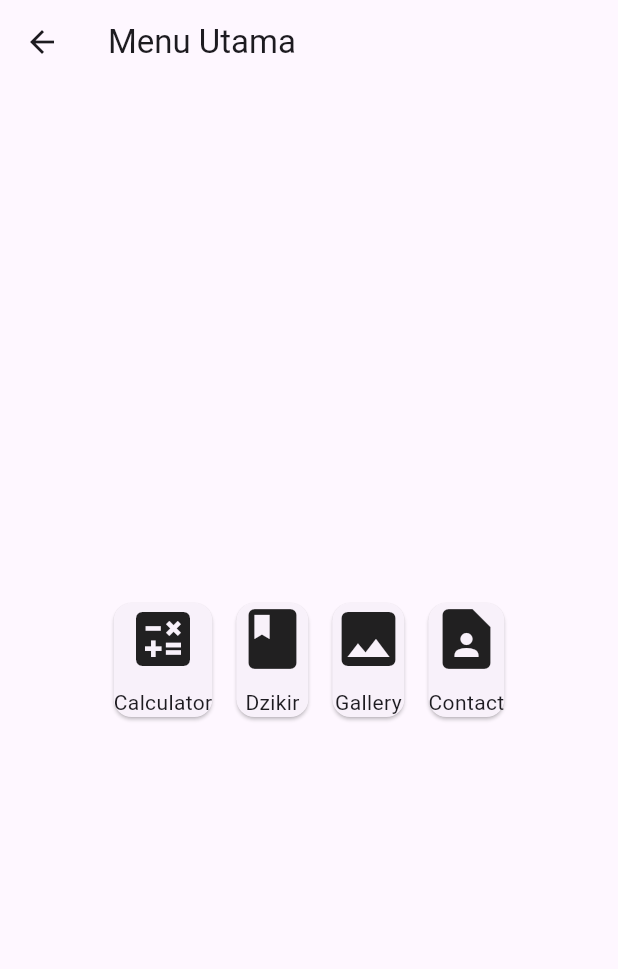
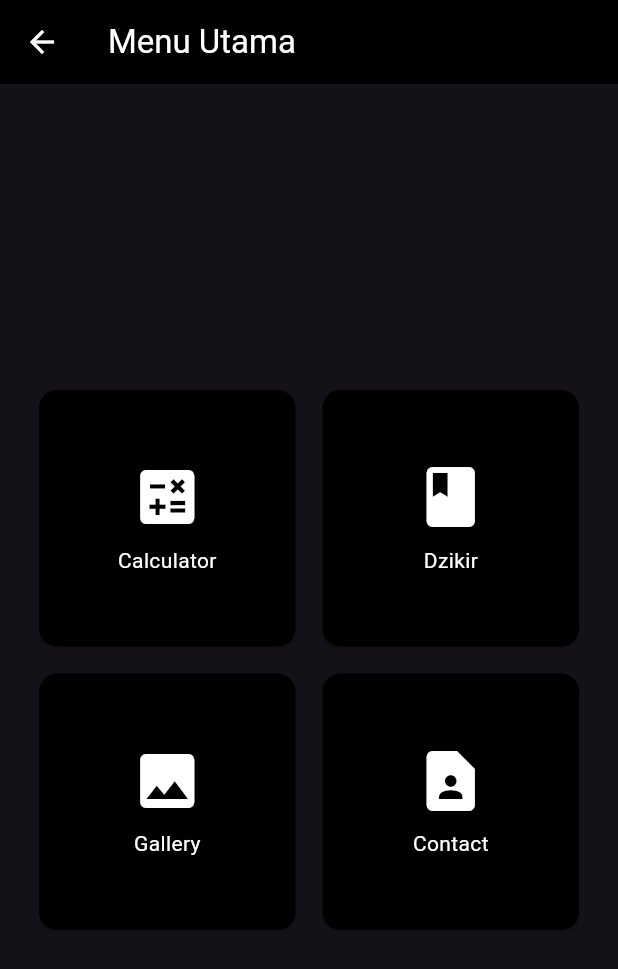
Before and after one commit to RistoKuy/final_pmobile, a Flutter app: the screen it shows after launch, after a tap on "Submit", after a tap on "Skip", on a phone screen of 412 x 824 dp. Shown: the top 969 px of the screen. Run offline on Flutter 3.47's test engine with Material 3 defaults, Android fonts, the light colour scheme and no system bars.

Commit message:
Enhance UI with dark theme and navigation improvements

```diff
--- a/lib/main.dart
+++ b/lib/main.dart
@@ -12,8 +12,13 @@ class MyApp extends StatelessWidget {
   Widget build(BuildContext context) {
     return MaterialApp(
       title: 'Registrasi',
-      theme: ThemeData(
-        colorScheme: ColorScheme.fromSeed(seedColor: Colors.deepPurple),
+      theme: ThemeData.dark().copyWith(
+        colorScheme: ColorScheme.dark(
+          primary: Colors.white,
+          onPrimary: Colors.black,
+          background: Colors.black,
+          onBackground: Colors.white,
+        ),
         useMaterial3: true,
       ),
       debugShowCheckedModeBanner: false,
@@ -53,8 +58,8 @@ class _RegistrationFormState extends State<RegistrationForm> {
   Widget build(BuildContext context) {
     return Scaffold(
       appBar: AppBar(
-        title: const Text('Arsip Jurnal Pancasila'),
-        backgroundColor: Colors.deepPurple,
+        title: const Text('Final Project - Pemrograman Mobile'),
+        backgroundColor: Colors.black,
       ),
       body: SingleChildScrollView(
         child: Column(
@@ -65,7 +70,7 @@ class _RegistrationFormState extends State<RegistrationForm> {
               child: const Text(
                 'Form Registrasi',
                 style: TextStyle(
-                  color: Colors.black,
+                  color: Colors.white,
                   fontSize: 24,
                   fontWeight: FontWeight.bold,
                 ),
@@ -127,12 +132,15 @@ class _RegistrationFormState extends State<RegistrationForm> {
                               );
                             }
                           },
+                          style: ElevatedButton.styleFrom(
+                            backgroundColor: Colors.black,
+                          ),
                           child: const Text('Submit'),
                         ),
                         ElevatedButton(
                           onPressed: _clearForm,
                           style: ElevatedButton.styleFrom(
-                            backgroundColor: Colors.white,
+                            backgroundColor: Colors.black,
                           ),
                           child: const Text('Cancel'),
                         ),
@@ -144,7 +152,7 @@ class _RegistrationFormState extends State<RegistrationForm> {
                             );
                           },
                           style: ElevatedButton.styleFrom(
-                            backgroundColor: Colors.white,
+                            backgroundColor: Colors.black,
                           ),
                           child: const Text('Skip'),
                         ),
@@ -185,6 +193,7 @@ class _LoginFormState extends State<LoginForm> {
     return Scaffold(
       appBar: AppBar(
         title: const Text('Form Login'),
+        backgroundColor: Colors.black,
       ),
       body: SingleChildScrollView(
         child: Padding(
@@ -196,7 +205,7 @@ class _LoginFormState extends State<LoginForm> {
                 const Icon(
                   Icons.person,
                   size: 100,
-                  color: Colors.deepPurple,
+                  color: Colors.white,
                 ),
                 const SizedBox(height: 20),
                 TextFormField(
@@ -271,16 +280,23 @@ class MainMenu extends StatelessWidget {
     return Scaffold(
       appBar: AppBar(
         title: const Text('Menu Utama'),
+        backgroundColor: Colors.black,
         leading: IconButton(
-          icon: const Icon(Icons.arrow_back),
+          icon: const Icon(Icons.arrow_back, color: Colors.white),
           onPressed: () {
-            Navigator.pop(context);
+            Navigator.push(context, MaterialPageRoute(builder: (context) => const RegistrationForm()));
           },
         ),
       ),
       body: Center(
-        child: Row(
-          mainAxisAlignment: MainAxisAlignment.center,
+        child: Container(
+          padding: const EdgeInsets.all(16.0),
+          constraints: BoxConstraints(maxWidth: 400),
+          child: GridView.count(
+            crossAxisCount: 2,
+            mainAxisSpacing: 10,
+            crossAxisSpacing: 10,
+            shrinkWrap: true,
             children: <Widget>[
               _buildMenuItem(context, Icons.calculate, 'Calculator'),
               _buildMenuItem(context, Icons.book, 'Dzikir'),
@@ -289,12 +305,13 @@ class MainMenu extends StatelessWidget {
             ],
           ),
         ),
+      ),
     );
   }
 
   Widget _buildMenuItem(BuildContext context, IconData icon, String label) {
     return Card(
-      margin: const EdgeInsets.all(8.0),
+      color: Colors.black,
       child: InkWell(
         onTap: () {
           if (label == 'Calculator') {
@@ -305,14 +322,14 @@ class MainMenu extends StatelessWidget {
           }
         },
         child: Column(
-          mainAxisSize: MainAxisSize.min,
+          mainAxisAlignment: MainAxisAlignment.center,
           children: <Widget>[
-            Icon(icon, size: 48.0),
+            Icon(icon, size: 48.0, color: Colors.white),
             const SizedBox(height: 8.0),
-            Text(label),
+            Text(label, style: const TextStyle(color: Colors.white)),
           ],
         ),
-      )
+      ),
     );
   }
 }
```
Also changed, not shown: lib/Calculator.dart (+18 -1 lines). Lines whose indentation alone changed are shown as unchanged.
